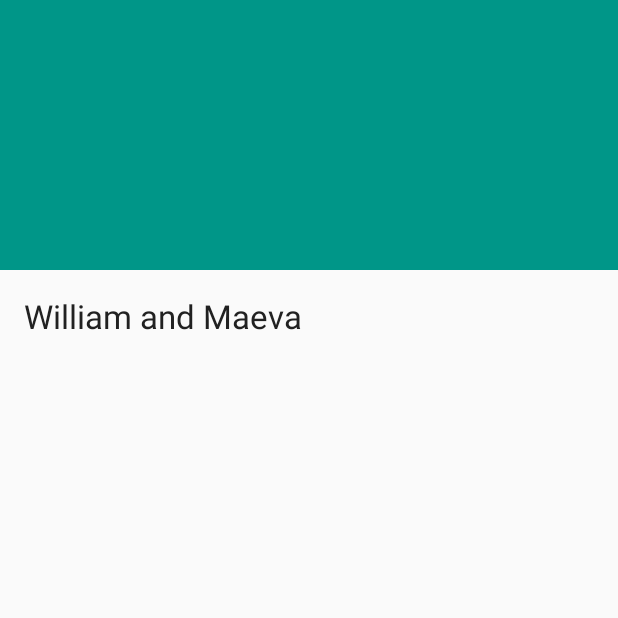
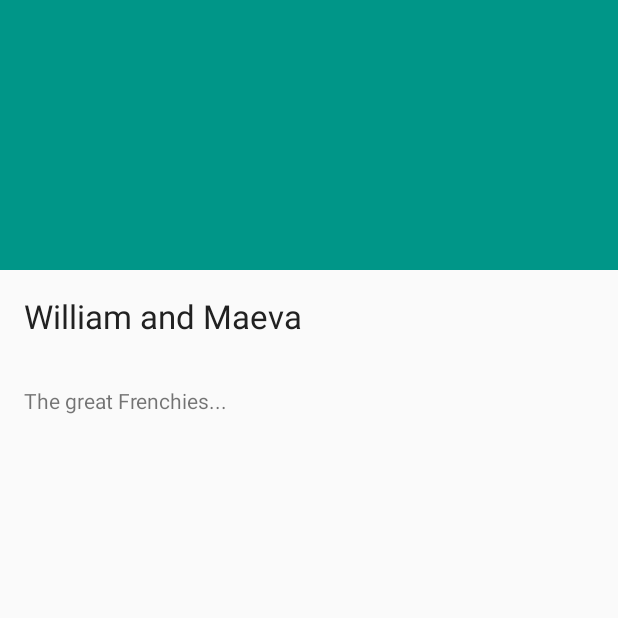
Before and after one commit to L3K0V/sofia-swing-guide, an Android app: the fragment TeachersFragment placed in its activity, after a tap on "William and Maeva", on a phone screen of 412 x 824 dp, the top half of it. Run offline under Robolectric (Android 15) with nearby library versions, the phone set to English and light mode, and no system bars; our stand-ins replace data binding; libraries missing offline, so code that uses them is left out: com.path.android, de.greenrobot.event; 6 statements that could not run were skipped.

```diff
--- a/android/SofiaSwingGuide/app/src/main/java/bg/lindyhop/sofiaswingfest/fragments/TeachersFragment.java
+++ b/android/SofiaSwingGuide/app/src/main/java/bg/lindyhop/sofiaswingfest/fragments/TeachersFragment.java
@@ -63,18 +63,22 @@ public class TeachersFragment extends Fragment {
 
         Teacher williamAndMaeva = new Teacher();
         williamAndMaeva.setName("William and Maeva");
+        williamAndMaeva.setDescription("The great Frenchies...");
         williamAndMaeva.setResDrawable(R.drawable.william_maeva);
 
         Teacher petrAndPavli = new Teacher();
         petrAndPavli.setName("Petr & Pavli");
+        petrAndPavli.setDescription("With style and rhythm");
         petrAndPavli.setResDrawable(R.drawable.petr_pavli);
 
         Teacher daxAndSarah = new Teacher();
         daxAndSarah.setName("Dax & Sarah");
+        daxAndSarah.setDescription("Perfect teaching.");
         daxAndSarah.setResDrawable(R.drawable.dax_sarah);
 
         Teacher marcos = new Teacher();
         marcos.setName("Marcos");
+        marcos.setDescription("Inspiration");
         marcos.setResDrawable(R.drawable.marcos);
 
         teachers.add(williamAndMaeva);
```
Also changed, not shown: android/SofiaSwingGuide/app/src/main/res/drawable/william_maeva.jpg (added), android/SofiaSwingGuide/app/src/main/res/drawable/william_maeva.png (deleted).
